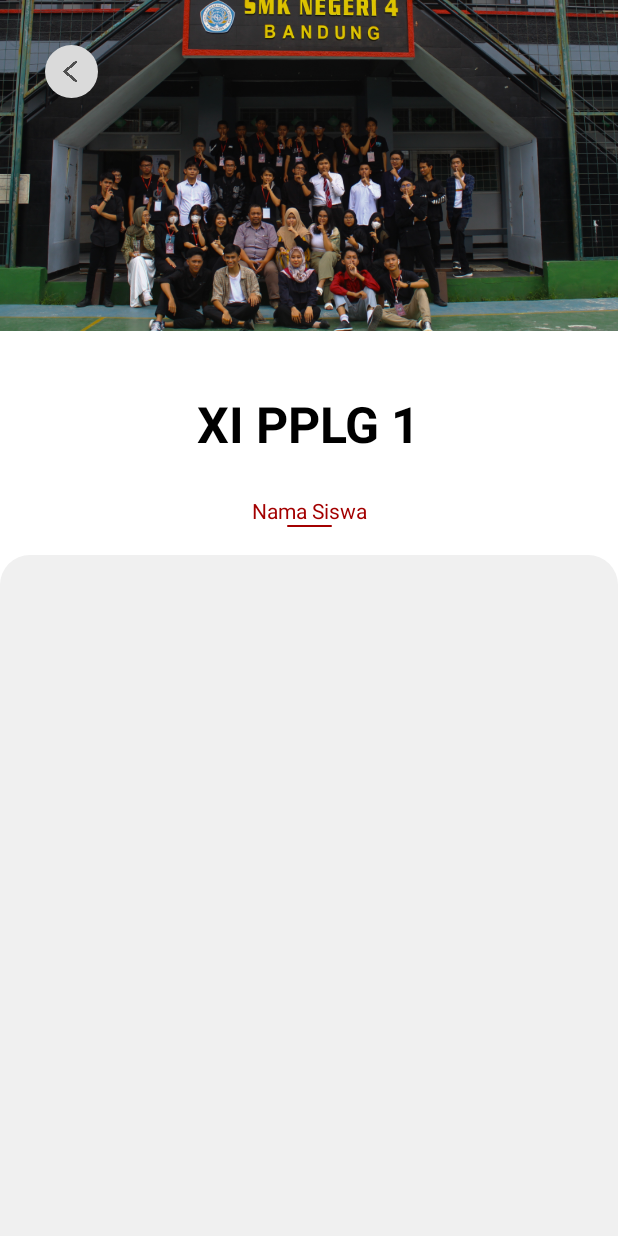
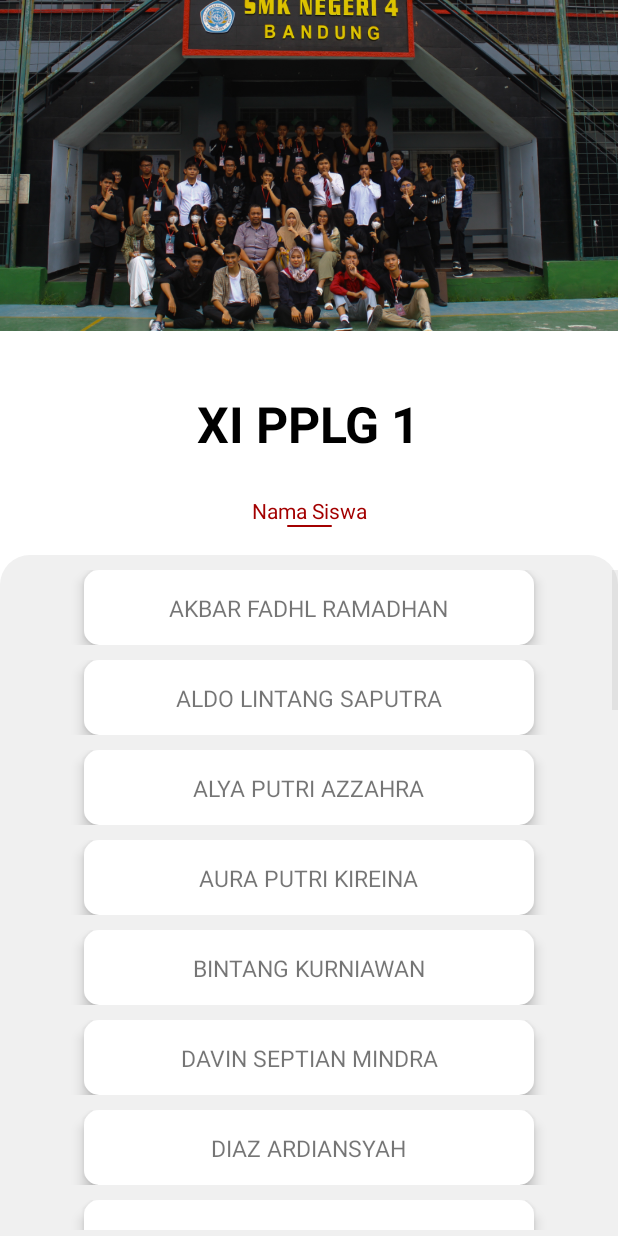
Before and after one commit to adnan-zahir/bios, an Android app: the SiswaKelas screen opened directly, with no data from a screen before it, on a phone screen of 412 x 824 dp. Run offline under Robolectric (Android 15) with nearby library versions, the phone set to English and light mode, and no system bars.

Commit message:
version 2.3

```diff
--- /dev/null
+++ b/app/src/main/java/com/hafizh/bios/Siswa.java
@@ -0,0 +1,16 @@
+package com.hafizh.bios;
+
+public class Siswa {
+    String Nama;
+
+    public Siswa (String nama){
+        Nama = nama;
+    }
+    public String getNama(){
+        return Nama;
+    }
+
+    public void setNama(String nama){
+        Nama = nama;
+    }
+}
--- /dev/null
+++ b/app/src/main/java/com/hafizh/bios/SiswaAdapter.java
@@ -0,0 +1,37 @@
+package com.hafizh.bios;
+
+import android.content.Context;
+import android.view.LayoutInflater;
+import android.view.View;
+import android.view.ViewGroup;
+import android.widget.ArrayAdapter;
+import android.widget.TextView;
+
+import androidx.annotation.NonNull;
+import androidx.annotation.Nullable;
+
+import java.util.ArrayList;
+
+public class SiswaAdapter extends ArrayAdapter<Siswa> {
+    private Context mContext;
+    private int mResourse;
+
+    public SiswaAdapter(@NonNull Context context, int resource, @NonNull ArrayList<Siswa> objects) {
+        super(context, resource, objects);
+        this.mContext = context;
+        this.mResourse = resource;
+    }
+
+    @NonNull
+    @Override
+    public View getView(int position, @Nullable View convertView, @NonNull ViewGroup parent) {
+        LayoutInflater layoutInflater = LayoutInflater.from(mContext);
+
+        convertView =layoutInflater.inflate(mResourse,parent,false);
+
+        TextView txtnama = convertView.findViewById(R.id.namasiswa);
+        txtnama.setText(getItem(position).getNama());
+
+        return convertView;
+    }
+}
--- a/app/src/main/java/com/hafizh/bios/SiswaKelas.java
+++ b/app/src/main/java/com/hafizh/bios/SiswaKelas.java
@@ -1,14 +1,74 @@
 package com.hafizh.bios;
 
+import android.content.Intent;
 import android.os.Bundle;
+import android.view.View;
+import android.widget.AdapterView;
+import android.widget.ListView;
 
 import androidx.appcompat.app.AppCompatActivity;
 
+import java.util.ArrayList;
+
 public class SiswaKelas extends AppCompatActivity {
-
+    ListView listView;
+    ArrayList <String> list = new ArrayList<String>();
     @Override
     protected void onCreate(Bundle savedInstanceState) {
         super.onCreate(savedInstanceState);
         setContentView(R.layout.activity_siswa_kelas);
+
+        listView = (ListView) findViewById(R.id.listview);
+
+        ArrayList <Siswa> arrayList = new ArrayList<>();
+
+        arrayList.add(new Siswa("AKBAR FADHL RAMADHAN"));
+        arrayList.add(new Siswa("ALDO LINTANG SAPUTRA"));
+        arrayList.add(new Siswa("ALYA PUTRI AZZAHRA"));
+        arrayList.add(new Siswa("AURA PUTRI KIREINA"));
+        arrayList.add(new Siswa("BINTANG KURNIAWAN"));
+        arrayList.add(new Siswa("DAVIN SEPTIAN MINDRA"));
+        arrayList.add(new Siswa("DIAZ ARDIANSYAH"));
+        arrayList.add(new Siswa("FAKHRI SYAKIR FADHILAH"));
+        arrayList.add(new Siswa("HABIB BUDIN"));
+        arrayList.add(new Siswa("HAFIZH ATHALLAH YOVANKA"));
+        arrayList.add(new Siswa("HARMONI NATANAEL SIMATUPANG"));
+        arrayList.add(new Siswa("IKHSAN NURUL HAQ"));
+        arrayList.add(new Siswa("ISNAINI DARA NURFADHILA"));
+        arrayList.add(new Siswa("JANUARI MAULANI PUTRI"));
+        arrayList.add(new Siswa("KEMAL MUHAMMAD ZAKI"));
+        arrayList.add(new Siswa("LUQMAN AMIRULLAH"));
+        arrayList.add(new Siswa("MOCHAMAD SUTAN MICO FEBRIAN"));
+        arrayList.add(new Siswa("MUHAMMAD ARSYI BUDI"));
+        arrayList.add(new Siswa("MUHAMMAD DAFFA FATHUROHMAN"));
+        arrayList.add(new Siswa("MUHAMMAD FAREL FACHREZI ANDRIE"));
+        arrayList.add(new Siswa("MUHAMMAD NAWWAF YAZID IKROMI"));
+        arrayList.add(new Siswa("NABIL MUDZAKI AL MUHARAM"));
+        arrayList.add(new Siswa("NADIF DZAIKRA HARTAMAN"));
+        arrayList.add(new Siswa("NAJWAN ARIBENA PRATAMA"));
+        arrayList.add(new Siswa("PUTRI PUSPITA KARTINI RAHMAN"));
+        arrayList.add(new Siswa("RAIDA AULIA ZAHRA"));
+        arrayList.add(new Siswa("RAIHANA AISHA AZ-ZAHRA"));
+        arrayList.add(new Siswa("RAZAN MUHAMMAD FAUZAN SYA`BANI"));
+        arrayList.add(new Siswa("REFI HIKMAN GIFARI"));
+        arrayList.add(new Siswa("RIVALDI FEBRIANSYAH"));
+        arrayList.add(new Siswa("SALMA RAMIZA ALYA DARMAWAN"));
+        arrayList.add(new Siswa("SYAHRIL HERMAWAN"));
+        arrayList.add(new Siswa("TEZAR MEILANDRI HERDIANSYAH"));
+        arrayList.add(new Siswa("YUDDHA WASTU PRAMUKHA"));
+        arrayList.add(new Siswa("ZAHRAN FAIZ SALMAN"));
+
+        SiswaAdapter siswaAdapter = new SiswaAdapter(this,R.layout.list_namasiswa,arrayList);
+        listView.setAdapter(siswaAdapter);
+
+        listView.setOnItemClickListener(new AdapterView.OnItemClickListener() {
+            @Override
+            public void onItemClick(AdapterView<?> adapterView, View view, int i, long l) {
+                if (i == 7){
+                    Intent intent = (new Intent(SiswaKelas.this , ProfileInclass.class));
+                    startActivity(intent);
+                }
+            }
+        });
     }
 }
--- a/app/src/main/res/layout/activity_profile_inclass.xml
+++ b/app/src/main/res/layout/activity_profile_inclass.xml
@@ -4,28 +4,6 @@
     xmlns:tools="http://schemas.android.com/tools"
     android:layout_width="match_parent"
     android:layout_height="match_parent">
-
-    <ImageView
-        android:id="@+id/imageView15"
-        android:layout_width="35dp"
-        android:layout_height="35dp"
-        android:layout_marginStart="30dp"
-        android:layout_marginTop="30dp"
-        android:background="@drawable/circle_background"
-        app:layout_constraintStart_toStartOf="parent"
-        app:layout_constraintTop_toTopOf="parent"
-        tools:ignore="MissingConstraints" />
-
-    <ImageView
-        android:id="@+id/imageView16"
-        android:layout_width="8dp"
-        android:layout_height="14dp"
-        android:background="@drawable/arrow2"
-        app:layout_constraintBottom_toBottomOf="@+id/imageView15"
-        app:layout_constraintEnd_toEndOf="@+id/imageView15"
-        app:layout_constraintHorizontal_bias="0.46"
-        app:layout_constraintStart_toStartOf="@+id/imageView15"
-        app:layout_constraintTop_toTopOf="@+id/imageView15" />
 
     <androidx.cardview.widget.CardView
         android:id="@+id/cardView"
@@ -36,8 +14,8 @@
         app:cardCornerRadius="1000dp"
         app:layout_constraintEnd_toEndOf="parent"
         app:layout_constraintStart_toStartOf="parent"
-        app:layout_constraintTop_toTopOf="@+id/imageView15"
-        tools:ignore="MissingConstraints">
+        tools:ignore="MissingConstraints"
+        tools:layout_editor_absoluteY="35dp">
 
         <ImageView
             android:id="@+id/roundedImageView"
--- a/app/src/main/res/layout/activity_siswa_kelas.xml
+++ b/app/src/main/res/layout/activity_siswa_kelas.xml
@@ -53,6 +53,7 @@
         tools:ignore="MissingConstraints" />
 
     <ImageView
+        android:id="@+id/imageView11"
         android:layout_width="30dp"
         android:layout_height="1dp"
         android:background="@drawable/card_inkelas"
@@ -61,34 +62,18 @@
         app:layout_constraintStart_toStartOf="@+id/textView5"
         app:layout_constraintTop_toBottomOf="@+id/textView5" />
 
-    <ImageView
-        android:id="@+id/imageView29"
-        android:layout_width="35dp"
-        android:layout_height="35dp"
-        android:layout_marginStart="30dp"
-        android:layout_marginTop="30dp"
-        android:src="@drawable/bg3"
-        app:layout_constraintStart_toStartOf="parent"
-        app:layout_constraintTop_toTopOf="parent" />
-
-    <ImageView
-        android:id="@+id/imageView10"
-        android:layout_width="10dp"
-        android:layout_height="14dp"
-        android:background="@drawable/arrow2"
-        app:layout_constraintBottom_toBottomOf="@+id/imageView29"
-        app:layout_constraintEnd_toEndOf="@+id/imageView29"
-        app:layout_constraintHorizontal_bias="0.45"
-        app:layout_constraintStart_toStartOf="@+id/imageView29"
-        app:layout_constraintTop_toTopOf="@+id/imageView29" />
-
-    <ListView
+    <LinearLayout
         android:layout_width="match_parent"
-        android:layout_height="wrap_content">
-
-
-    </ListView>
-
-
+        android:layout_height="450dp"
+        app:layout_constraintTop_toTopOf="@+id/imageView7">
+        <ListView
+            android:id="@+id/listview"
+            android:layout_width="match_parent"
+            android:layout_height="wrap_content"
+            android:layout_marginTop="10dp"
+            tools:listitem="@layout/list_namasiswa"
+            android:dividerHeight="10dp"
+            android:divider="@color/BackgroundColor"/>
+    </LinearLayout>
 
 </androidx.constraintlayout.widget.ConstraintLayout>
--- a/app/src/main/res/layout/list_namasiswa.xml
+++ b/app/src/main/res/layout/list_namasiswa.xml
@@ -16,6 +16,7 @@
         tools:ignore="MissingConstraints" />
 
     <TextView
+        android:id="@+id/namasiswa"
         android:layout_width="wrap_content"
         android:layout_height="wrap_content"
         android:text="Nama Siswa"
```
